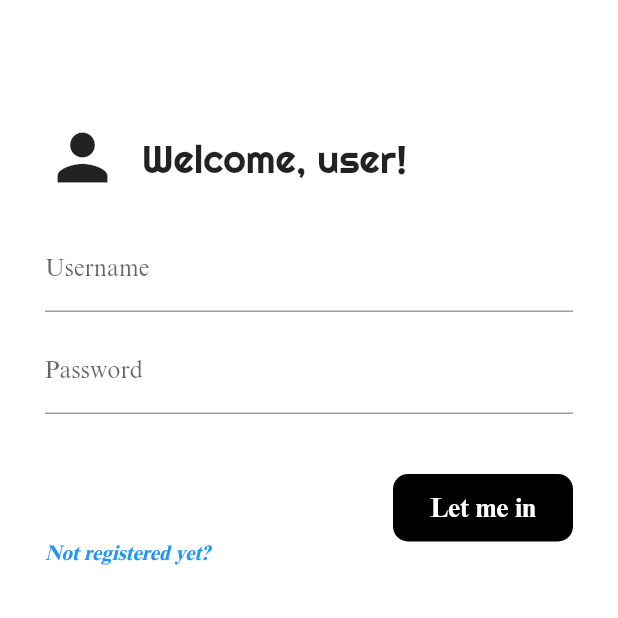
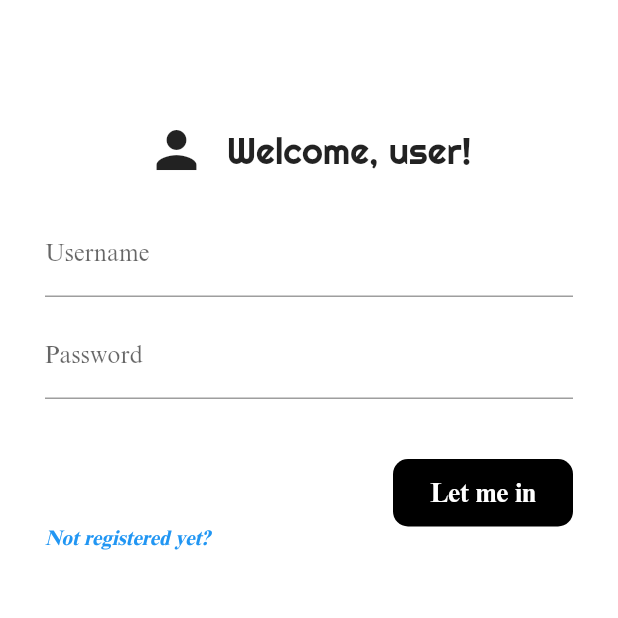
Before and after one commit to debojyoti13/six_stars, a Flutter app: the screen it shows after launch, on a phone screen of 412 x 824 dp, the top half of it. Run offline on Flutter 3.47's test engine with Material 2 defaults, Android fonts, the phone set to English and light mode, and no system bars; our stand-ins replace firebase_auth, flutter_spinkit, google_fonts, material_design_icons_flutter, shared_preferences; missing offline and left inert: postgres; accounts and stored records are empty.

Commit message:
17112022

```diff
--- a/lib/models/user_details.dart
+++ b/lib/models/user_details.dart
@@ -6,35 +6,6 @@ class UserDetails {
   String phone = '';
   String email = '';
   String password = '';
-  int status = 1;
-
-  // UserDetails({
-  //   required this.userId,
-  //   required this.username,
-  //   required this.phone,
-  //   required this.email,
-  //   required this.password,
-  //   required this.status,
-  // });
-
-  get getUserId => this.userId;
-  set setUserId(userId) => this.userId = userId;
-
-  get getUsername => this.username;
-  set setUsername(username) => this.username = username;
-
-  get getPhone => this.phone;
-  set setPhone(phone) => this.phone = phone;
-
-  get getEmail => this.email;
-  set setEmail(email) => this.email = email;
-
-  get getPassword => this.password;
-  set setPassword(password) => this.password = password;
-
-  get getStatus => this.status;
-  set setStatus(status) => this.status = status;
-
-
-
+  String status = '1';
+  String role = '1';
 }
--- a/lib/pages/login_page.dart
+++ b/lib/pages/login_page.dart
@@ -1,8 +1,10 @@
 import 'package:flutter/material.dart';
+import 'package:my_new_app/database/db_conn.dart';
 import 'package:my_new_app/database/my_pgsql_connection.dart';
 import 'package:my_new_app/utils/route-animations.dart';
 import 'package:my_new_app/utils/routes.dart';
 import 'dart:developer';
+import 'package:flutter_spinkit/flutter_spinkit.dart';
 
 class LoginPage extends StatefulWidget {
   const LoginPage({super.key});
@@ -12,7 +14,11 @@ class LoginPage extends StatefulWidget {
 }
 
 class _LoginPageState extends State<LoginPage> {
+  final imgUrl =
+      "https://i1.rgstatic.net/ii/profile.image/1039397055123456-1624822977566_Q128/Debojyoti-Sarkar-5.jpg";
+
   bool changeButton = false;
+  bool showAnim = false;
 
   String username = "", password = "";
   final _formKey = GlobalKey<FormState>();
@@ -56,34 +62,45 @@ class _LoginPageState extends State<LoginPage> {
       onWillPop: () => _onWillPop(),
       child: Material(
         color: Colors.white,
-        child: InkWell(
-          onTap: () {},
+        child: Stack(
+          children: <Widget>[
+            Positioned.fill(
+
               child: SingleChildScrollView(
                 child: Form(
                   key: _formKey,
                   child: Column(
                     children: [
                       // ignore: prefer_const_constructors
-
                       Padding(
-                    padding:
-                        const EdgeInsets.symmetric(vertical: 0, horizontal: 30),
+                        padding: const EdgeInsets.symmetric(
+                            vertical: 0, horizontal: 30),
                         child: Column(
                           children: [
                             const SizedBox(
                               height: 80,
                             ),
                             Row(
-                          children: const [
+
+                              mainAxisAlignment: MainAxisAlignment.center,
+                              children: [
                                 Icon(
                                   Icons.person,
-                              size: 50,
+                                  size: 40,
                                 ),
                                 Text(
                                   "  Welcome, user!",
                                   style: TextStyle(
-                                  fontSize: 26, fontFamily: 'Righteous'),
-                            )
+                                      fontSize: 24, fontFamily: 'Righteous'),
+                                ),
+                                // Container(
+                                //   width: 20,
+                                //   child: Image.asset(
+                                //     "images/wave.gif",
+                                //     height: 20.0,
+                                //     width:20.0,
+                                //   ),
+                                // )
                               ],
                             ),
                             const SizedBox(height: 20),
@@ -128,7 +145,7 @@ class _LoginPageState extends State<LoginPage> {
                             Align(
                               alignment: Alignment.centerRight,
                               child: InkWell(
-                            onTap: () => doLogin(),
+                                onTap: () => {doLogin()},
                                 child: AnimatedContainer(
                                   duration: const Duration(seconds: 1),
                                   width: changeButton ? 45 : 120,
@@ -180,21 +197,39 @@ class _LoginPageState extends State<LoginPage> {
                 ),
               ),
             ),
+            Container(
+              alignment: Alignment.center,
+              child: showAnim
+                  ? SpinKitWanderingCubes(
+                color: Colors.blueAccent,
+                size: 60,
+              )
+                  : SizedBox(),
+            ),
+          ],
+        ),
       ),
     );
   }
 
   doLogin() async {
     if (_formKey.currentState!.validate()) {
-      if (await MyDatabase().login(username, password)) {
+      showAnim = true;
+      Map resp = await ApiConnections().login(username, password);
+      if (resp['status'] == "1") {
+        setState(() {
+          showAnim = false;
+        });
         moveToHome();
       } else {
-        showDialog(
+        setState(() {
+          showAnim = false;
+        });        showDialog(
             context: context,
             builder: (BuildContext context) {
               return AlertDialog(
                 title: Text("Oops!"),
-                content: Text("Could not log you in."),
+                content: Text(resp['message']),
                 actions: <Widget>[
                   TextButton(
                       onPressed: () => Navigator.pop(context),
--- /dev/null
+++ b/lib/utils/urls.dart
@@ -0,0 +1,11 @@
+import 'package:flutter/material.dart';
+
+class Urls{
+  static String BASE_URL="http://127.0.0.1:8000/api/";
+  static String LOGIN_URL="login";
+  static String REG_URL="register";
+  static String USER_EXISTS_URL="is-user-available";
+
+
+
+}
```
Also changed, not shown: lib/database/db_conn.dart (added, +124 -0 lines), lib/database/my_pgsql_connection.dart (+104 -104 lines), lib/database/tables.dart (+16 -16 lines), lib/pages/home_page.dart (+1 -11 lines), lib/pages/register.dart (+7 -4 lines), pubspec.yaml (+5 -2 lines), assets/images/wave.gif (added), pubspec.lock, 1 other file. Lines whose indentation alone changed are shown as unchanged.
